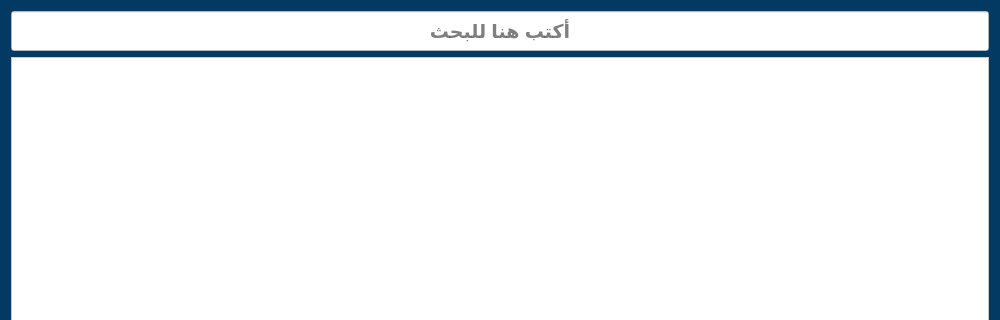
First picture: the form in uis/qt_uis/table_form.ui, repository salahkhiat/ModeerPOS, before the edit; both pictures show x 0 to 1000 and y 0 to 320 of the 1000 by 600 pixel window.
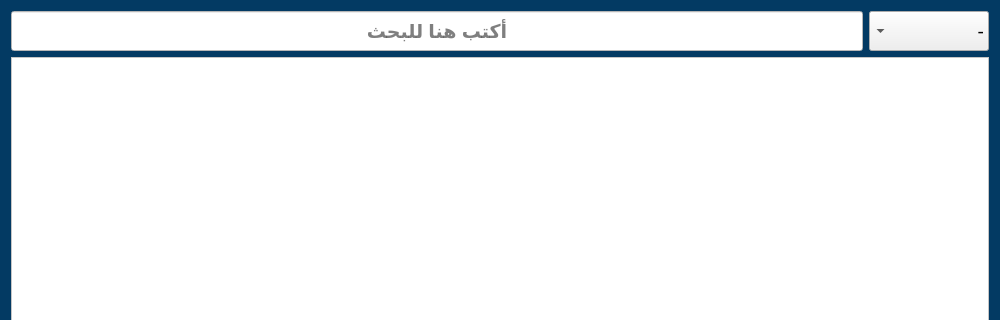
Second picture: the form after the edit. Icons and pictures are not drawn.

```diff
--- a/uis/qt_uis/table_form.ui
+++ b/uis/qt_uis/table_form.ui
@@ -345,6 +345,52 @@
    <item row="0" column="0">
     <layout class="QVBoxLayout" name="verticalLayout_5">
      <item>
+      <layout class="QHBoxLayout" name="horizontalLayout">
+       <item>
+        <widget class="QComboBox" name="status_type">
+         <property name="minimumSize">
+          <size>
+           <width>120</width>
+           <height>40</height>
+          </size>
+         </property>
+         <property name="maximumSize">
+          <size>
+           <width>16777215</width>
+           <height>40</height>
+          </size>
+         </property>
+         <property name="font">
+          <font>
+           <pointsize>14</pointsize>
+          </font>
+         </property>
+         <property name="styleSheet">
+          <string notr="true">background:none;</string>
+         </property>
+         <item>
+          <property name="text">
+           <string>-</string>
+          </property>
+         </item>
+         <item>
+          <property name="text">
+           <string>في المحل</string>
+          </property>
+         </item>
+         <item>
+          <property name="text">
+           <string>تم التركيب</string>
+          </property>
+         </item>
+         <item>
+          <property name="text">
+           <string>تم الإرجاع</string>
+          </property>
+         </item>
+        </widget>
+       </item>
+       <item>
       <widget class="QLineEdit" name="search_box">
        <property name="minimumSize">
         <size>
@@ -352,6 +398,12 @@
          <height>40</height>
         </size>
        </property>
+         <property name="maximumSize">
+          <size>
+           <width>16777215</width>
+           <height>40</height>
+          </size>
+         </property>
        <property name="font">
         <font>
          <pointsize>14</pointsize>
@@ -374,6 +426,8 @@
         <string>أكتب هنا للبحث</string>
        </property>
       </widget>
+       </item>
+      </layout>
      </item>
     </layout>
    </item>
```
Left out of the diff: 5 changed lines with no effect on the pictures. Lines whose indentation alone changed are shown as unchanged.
